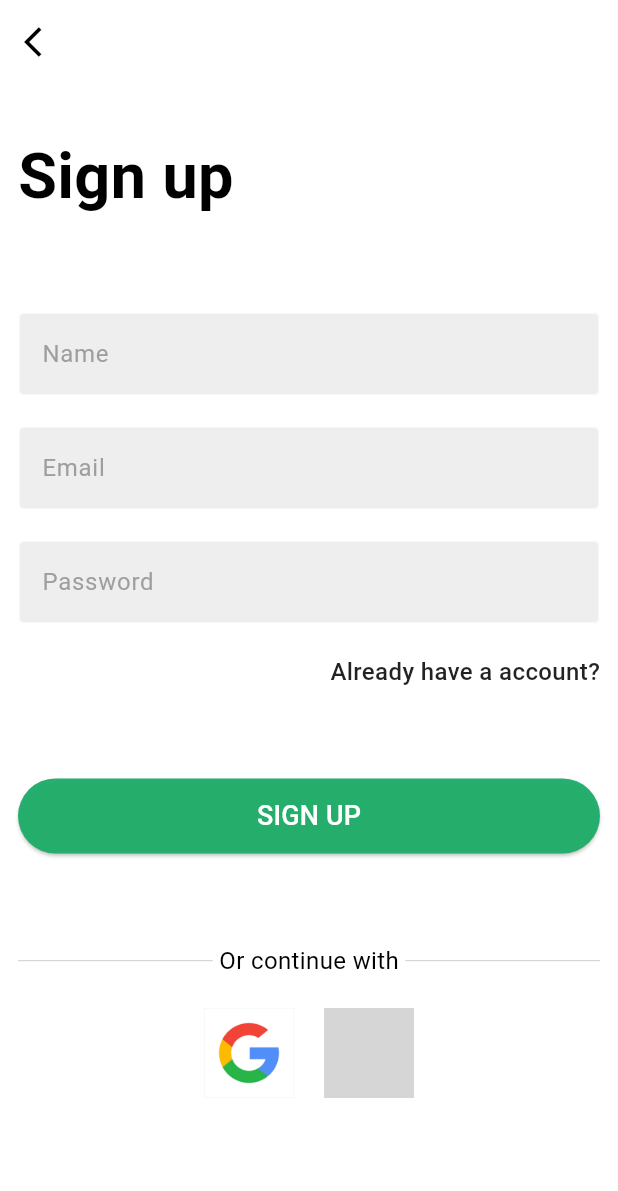
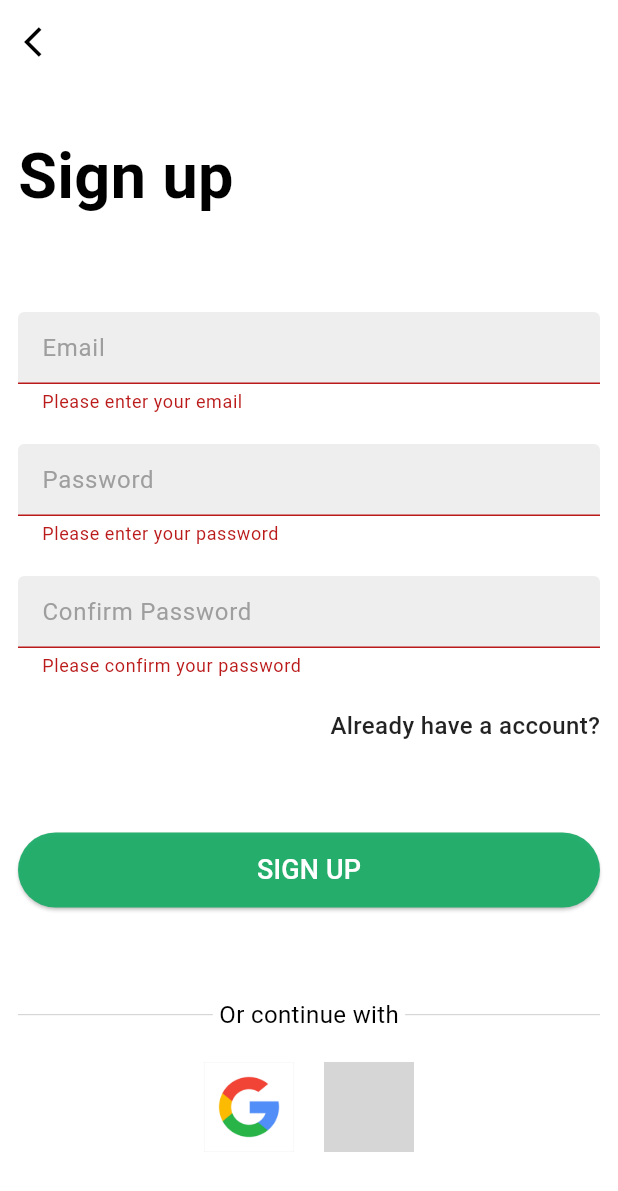
Before and after one commit to Usukhbayar04/Mobile_labs, a Flutter app: the SignUpScreen screen opened directly, after a tap on "SIGN UP", on a phone screen of 412 x 824 dp. Shown: the top 1191 px of the screen. Run offline on Flutter 3.47's test engine with Material 3 defaults, Android fonts, the light colour scheme and no system bars; grey boxes are pictures that could not be loaded.

Commit message:
Login and signup validator

```diff
--- a/lib/screens/home/home_screen.dart
+++ b/lib/screens/home/home_screen.dart
@@ -1,5 +1,4 @@
 import 'package:flutter/material.dart';
-
 import '../../utils/colors/colors.dart';
 import '../login/login_screen.dart';
 
@@ -28,7 +27,7 @@ class _MyHomePageState extends State<MyHomePage> {
               onPressed: () {
                 Navigator.push(
                   context,
-                  MaterialPageRoute(builder: (context) => LoginScreen()),
+                  MaterialPageRoute(builder: (context) => const LoginScreen()),
                 );
               },
               style: ButtonStyle(
--- a/lib/screens/login/signup_screen.dart
+++ b/lib/screens/login/signup_screen.dart
@@ -1,17 +1,45 @@
 import 'package:flutter/material.dart';
 import 'package:login_signup/screens/login/login_screen.dart';
-
+import 'package:login_signup/validations/form_validators.dart';
 import '../../utils/sizes/sizes.dart';
 import '../../widgets/customButton.dart';
 import '../../widgets/customTextField.dart';
 import '../../widgets/mTextStyle.dart';
 
-class SignUpScreen extends StatelessWidget {
-  SignUpScreen({super.key});
+class SignUpScreen extends StatefulWidget {
+  const SignUpScreen({super.key});
 
-  final userNameController = TextEditingController();
-  final userMailController = TextEditingController();
-  final userPassController = TextEditingController();
+  @override
+  State<SignUpScreen> createState() => _SignUpScreenState();
+}
+
+class _SignUpScreenState extends State<SignUpScreen> {
+  final _formKey = GlobalKey<FormState>();
+  final _emailController = TextEditingController();
+  final _passwordController = TextEditingController();
+  final _confirmPasswordController = TextEditingController();
+
+  @override
+  void dispose() {
+    _emailController.dispose();
+    _passwordController.dispose();
+    _confirmPasswordController.dispose();
+    super.dispose();
+  }
+
+  void _signup() {
+    if (_formKey.currentState!.validate()) {
+      String userMail = _emailController.text;
+      String userPass = _passwordController.text;
+      ScaffoldMessenger.of(context).showSnackBar(
+        SnackBar(
+          content: Text(
+            'Successfully! \nYour username: $userMail, \npassword: $userPass',
+          ),
+        ),
+      );
+    }
+  }
 
   @override
   Widget build(BuildContext context) {
@@ -29,6 +57,8 @@ class SignUpScreen extends StatelessWidget {
       body: SingleChildScrollView(
         child: Padding(
             padding: const EdgeInsets.all(12.0),
+            child: Form(
+              key: _formKey,
               child: Column(
                 crossAxisAlignment: CrossAxisAlignment.start,
                 children: [
@@ -46,21 +76,32 @@ class SignUpScreen extends StatelessWidget {
                     crossAxisAlignment: CrossAxisAlignment.end,
                     children: [
                       CustomTextField(
-                    hintText: 'Name',
-                    obscureText: false,
-                    controller: userNameController,
-                  ),
-                  heightMedium,
-                  CustomTextField(
                         hintText: 'Email',
                         obscureText: false,
-                    controller: userMailController,
+                        controller: _emailController,
+                        validator: FormValidators.validateEmail,
                       ),
                       heightMedium,
                       CustomTextField(
                         hintText: 'Password',
                         obscureText: true,
-                    controller: userPassController,
+                        controller: _passwordController,
+                        validator: FormValidators.validatePassword,
+                      ),
+                      heightMedium,
+                      CustomTextField(
+                        hintText: 'Confirm Password',
+                        obscureText: true,
+                        controller: _confirmPasswordController,
+                        validator: (value) {
+                          if (value == null || value.isEmpty) {
+                            return 'Please confirm your password';
+                          }
+                          if (value != _passwordController.text) {
+                            return 'Password do not match';
+                          }
+                          return null;
+                        },
                       ),
                       heightMedium,
                       GestureDetector(
@@ -68,7 +109,7 @@ class SignUpScreen extends StatelessWidget {
                           Navigator.push(
                             context,
                             MaterialPageRoute(
-                          builder: (context) => LoginScreen(),
+                              builder: (context) => const LoginScreen(),
                             ),
                           );
                         },
@@ -83,7 +124,7 @@ class SignUpScreen extends StatelessWidget {
                       ),
                       heightMax,
                       CustomButton(
-                    onPressed: () {},
+                        onPressed: _signup,
                         text: 'SIGN UP',
                       ),
                     ],
@@ -133,7 +174,7 @@ class SignUpScreen extends StatelessWidget {
                   ),
                 ],
               ),
-        ),
+            )),
       ),
     );
   }
--- a/lib/validations/form_validators.dart
+++ b/lib/validations/form_validators.dart
@@ -2,11 +2,8 @@ class FormValidators {
   static String? validateEmail(String? value) {
     if (value == null || value.isEmpty) {
       return 'Please enter your email';
-    }
-
-    // final emailREgExp = RegExp('source');
-    if (value.length < 6) {
-      return 'Please enter a valid email';
+    } else if (!value.contains('@')) {
+      return 'Please enter a valid email address';
     }
     return null;
   }
--- a/lib/widgets/customTextField.dart
+++ b/lib/widgets/customTextField.dart
@@ -1,23 +1,22 @@
-// ignore_for_file: file_names
-
 import 'package:flutter/material.dart';
 
 class CustomTextField extends StatelessWidget {
-  // ignore: prefer_typing_uninitialized_variables
-  final controller;
+  final TextEditingController controller;
   final String hintText;
   final bool obscureText;
+  final String? Function(String?)? validator;
 
   const CustomTextField({
     super.key,
     required this.controller,
     required this.hintText,
     required this.obscureText,
+    this.validator,
   });
 
   @override
   Widget build(BuildContext context) {
-    return TextField(
+    return TextFormField(
       controller: controller,
       obscureText: obscureText,
       decoration: InputDecoration(
@@ -32,6 +31,7 @@ class CustomTextField extends StatelessWidget {
         fillColor: Colors.grey.shade200,
         filled: true,
       ),
+      validator: validator,
     );
   }
 }
```
Also changed, not shown: lib/screens/login/login_screen.dart (+41 -11 lines). Lines whose indentation alone changed are shown as unchanged.
